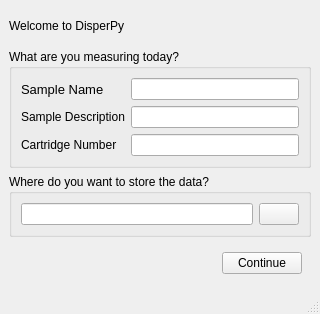
This is dispertech/view/GUI/Welcome_Window.ui in aquilesC/DisperPy as Qt 5 draws it before an edit. The edited form follows.
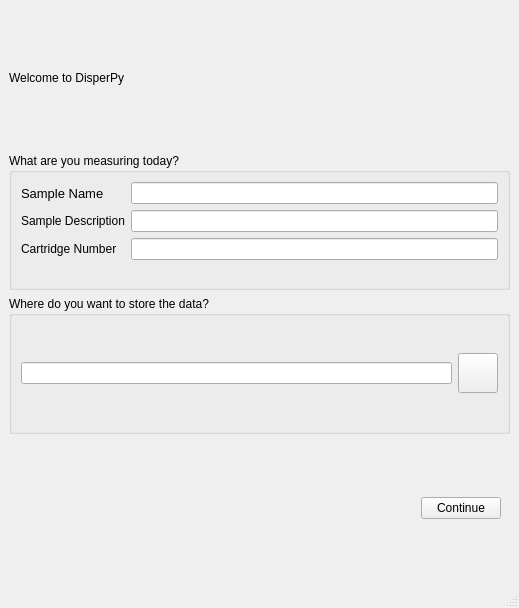
This is the edited form. Icons and pictures are not drawn.

Commit message: Added logo to the starting window

Diff of the .ui file:
```diff
--- a/dispertech/view/GUI/Welcome_Window.ui
+++ b/dispertech/view/GUI/Welcome_Window.ui
@@ -6,8 +6,8 @@
    <rect>
     <x>0</x>
     <y>0</y>
-    <width>320</width>
-    <height>314</height>
+    <width>519</width>
+    <height>608</height>
    </rect>
   </property>
   <property name="windowTitle">
```
Left out of the diff: 28 changed lines with no effect on the pictures. The commit also changes 7 other files.
